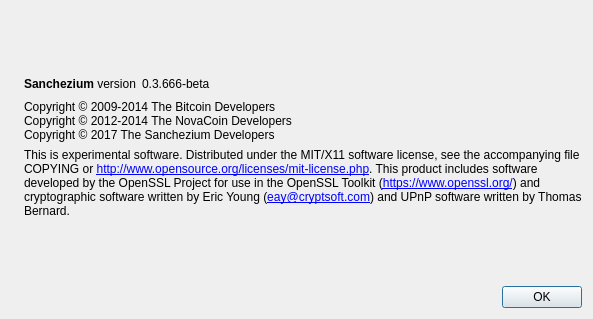
Old version of the form src/qt/forms/aboutdialog.ui in the repository sanchezium/sanchezium.
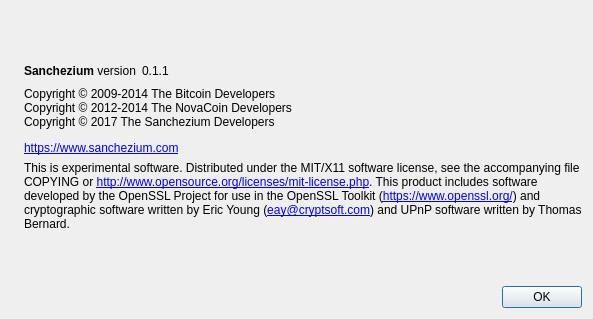
New version of the form. Icons and pictures are not drawn.

Patch:
```diff
--- a/src/qt/forms/aboutdialog.ui
+++ b/src/qt/forms/aboutdialog.ui
@@ -59,11 +59,14 @@
        </item>
        <item>
         <widget class="QLabel" name="versionLabel">
+         <property name="enabled">
+          <bool>true</bool>
+         </property>
          <property name="cursor">
           <cursorShape>IBeamCursor</cursorShape>
          </property>
          <property name="text">
-          <string notr="true">0.3.666-beta</string>
+          <string notr="true">0.1.1</string>
          </property>
          <property name="textInteractionFlags">
           <set>Qt::LinksAccessibleByMouse|Qt::TextSelectableByKeyboard|Qt::TextSelectableByMouse</set>
@@ -91,9 +94,13 @@
         <cursorShape>IBeamCursor</cursorShape>
        </property>
        <property name="text">
-        <string>Copyright © 2009-2014 The Bitcoin Developers
-Copyright © 2012-2014 The NovaCoin Developers
-Copyright © 2017 The Sanchezium Developers</string>
+        <string>&lt;html&gt;&lt;head/&gt;&lt;body&gt;&lt;p&gt;Copyright © 2009-2014 The Bitcoin Developers&lt;br/&gt;Copyright © 2012-2014 The NovaCoin Developers&lt;br/&gt;Copyright © 2017 The Sanchezium Developers&lt;/p&gt;&lt;p&gt;&lt;a href=&quot;http://www.opensource.org/licenses/mit-license.php&quot;&gt;&lt;span style=&quot; text-decoration: underline; color:#0000ff;&quot;&gt;https://www.sanchezium.com&lt;/span&gt;&lt;/a&gt;&lt;/p&gt;&lt;/body&gt;&lt;/html&gt;</string>
+       </property>
+       <property name="textFormat">
+        <enum>Qt::RichText</enum>
+       </property>
+       <property name="wordWrap">
+        <bool>true</bool>
        </property>
        <property name="textInteractionFlags">
         <set>Qt::LinksAccessibleByMouse|Qt::TextSelectableByKeyboard|Qt::TextSelectableByMouse</set>
```
